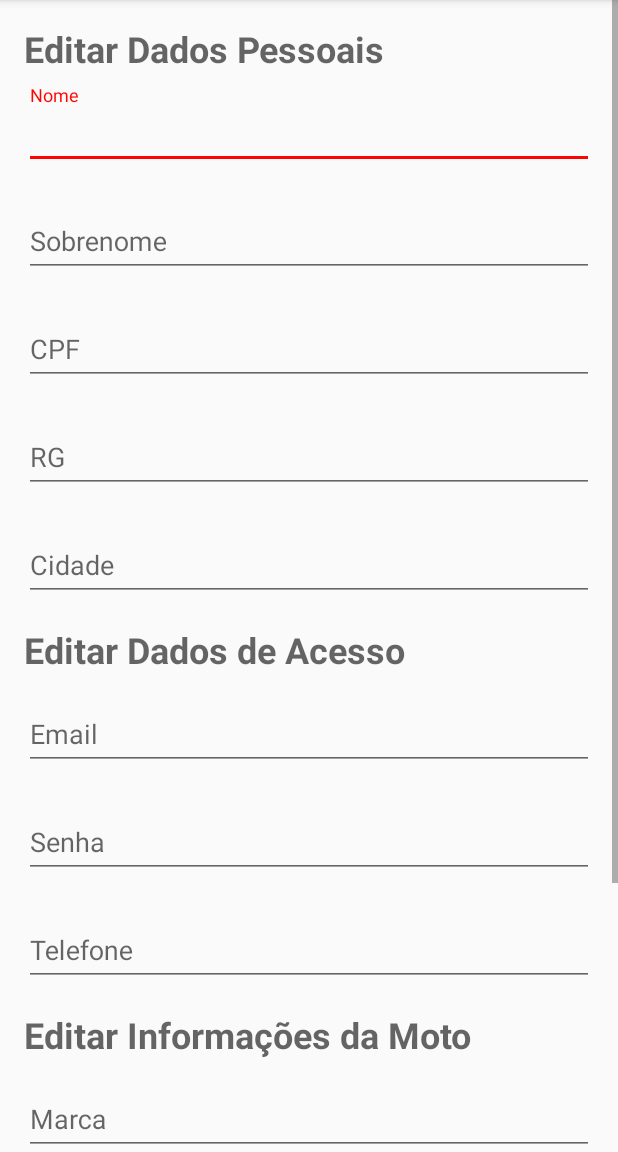
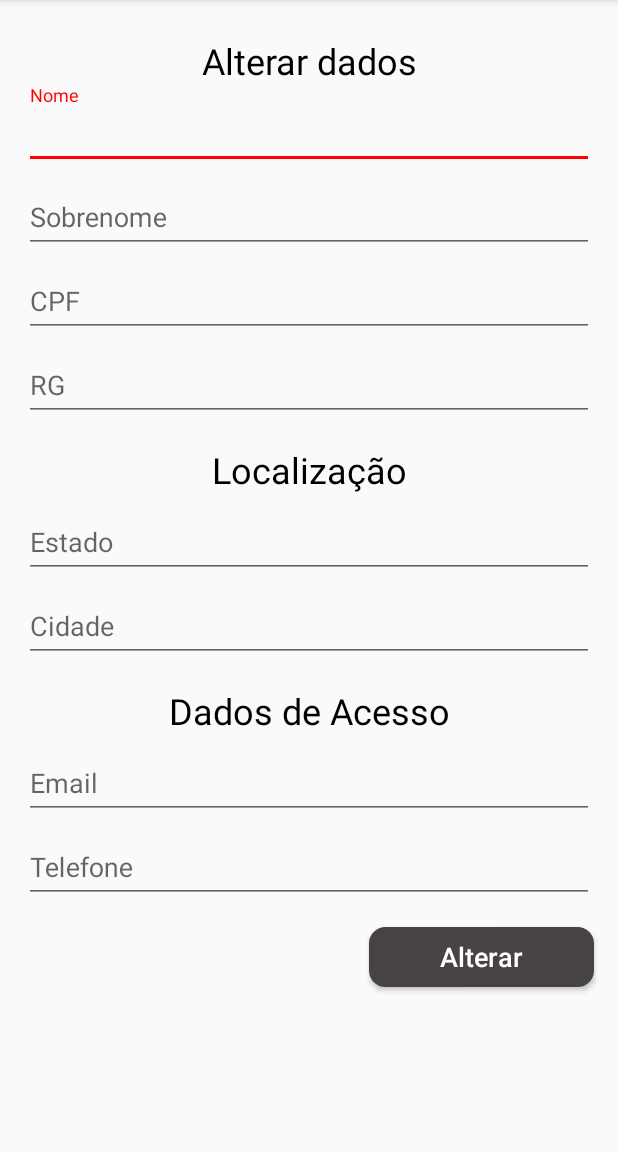
Before and after one commit to HerculesGit/EMOTO, an Android app: the EditarMotoTaxista screen opened directly, with no data from a screen before it, on a phone screen of 412 x 824 dp, the part 84-1236 px from its top. Run offline under Robolectric (Android 15) with nearby library versions, the phone set to English and light mode, and no system bars; 8 statements that could not run were skipped.

Commit message:
Modificacoes part1

```diff
--- a/app/src/main/java/com/dominandoandroid/example/hercules/e_moto/EditarMotoTaxista.java
+++ b/app/src/main/java/com/dominandoandroid/example/hercules/e_moto/EditarMotoTaxista.java
@@ -26,8 +26,10 @@ public class EditarMotoTaxista extends AppCompatActivity {
     private Button buttonAlterarDados;
     private static MotoTaxiDAO motoTaxiDAO;
     private static TextInputEditText editTextNome, editTextSobrenome, editTextCpf, editTextRg,
-            editTextCidade, editTextTelefone, editTextEmail, editTextSenha,
-            inputEditTextMarca, inputEditTextModelo, inputEditTextPlaca;
+            editTextCidade, editTextTelefone, editTextEmail;
+
+//    , editTextSenha,
+//            inputEditTextMarca, inputEditTextModelo, inputEditTextPlaca;
 
     private static DadosPessoais dadosPessoais;
     private static Veiculo veiculo;
@@ -53,18 +55,13 @@ public class EditarMotoTaxista extends AppCompatActivity {
 
 
         buttonAlterarDados = findViewById(R.id.buttonAlterarDados);
-        editTextNome = findViewById(R.id.dados_nome);
-        editTextSobrenome = findViewById(R.id.dados_sobrenome);
-        editTextRg = findViewById(R.id.dados_rg);
-        editTextCpf = findViewById(R.id.dados_cpf);
-        editTextCidade = findViewById(R.id.dados_cidade);
-        editTextTelefone = findViewById(R.id.dados_telefone);
-        editTextEmail = findViewById(R.id.dados_email);
-        editTextSenha = findViewById(R.id.dados_senha);
-
-        inputEditTextMarca = findViewById(R.id.dados_marca);
-        inputEditTextModelo = findViewById(R.id.dados_modelo);
-        inputEditTextPlaca = findViewById(R.id.dados_placa);
+        editTextNome = findViewById(R.id.editar_dados_nome);
+        editTextSobrenome = findViewById(R.id.editar_dados_sobrenome);
+        editTextRg = findViewById(R.id.editar_dados_rg);
+        editTextCpf = findViewById(R.id.editar_dados_cpf);
+        editTextCidade = findViewById(R.id.editar_dados_cidade);
+        editTextTelefone = findViewById(R.id.editar_dados_telefone);
+        editTextEmail = findViewById(R.id.editar_dados_email);
 
         carregaDadosNosCampos();
     }
@@ -76,10 +73,10 @@ public class EditarMotoTaxista extends AppCompatActivity {
         editTextCidade.setText(motoTaxi.getDadosPessoais().getCidade());
         editTextTelefone.setText(motoTaxi.getDadosPessoais().getTelefone());
         editTextEmail.setText(motoTaxi.getDadosPessoais().getEmail());
-        editTextSenha.setText(motoTaxi.getDadosPessoais().getSenha());
-        inputEditTextMarca.setText(motoTaxi.getVeiculo().getMarca());
-        inputEditTextModelo.setText(motoTaxi.getVeiculo().getModelo());
-        inputEditTextPlaca.setText(motoTaxi.getVeiculo().getPlaca());
+//        editTextSenha.setText(motoTaxi.getDadosPessoais().getSenha());
+//        inputEditTextMarca.setText(motoTaxi.getVeiculo().getMarca());
+//        inputEditTextModelo.setText(motoTaxi.getVeiculo().getModelo());
+//        inputEditTextPlaca.setText(motoTaxi.getVeiculo().getPlaca());
     }
 
     private static MotoTaxi recuperaDados(){
@@ -93,15 +90,15 @@ public class EditarMotoTaxista extends AppCompatActivity {
         String cidade = editTextCidade.getText().toString();
         String telefone = editTextTelefone.getText().toString();
         String email = editTextEmail.getText().toString();
-        String senha = editTextSenha.getText().toString();
-        String marca = inputEditTextMarca.getText().toString();
-        String modelo = inputEditTextModelo.getText().toString();
-        String placa = inputEditTextPlaca.getText().toString();
+//        String senha = editTextSenha.getText().toString();
+//        String marca = inputEditTextMarca.getText().toString();
+//        String modelo = inputEditTextModelo.getText().toString();
+//        String placa = inputEditTextPlaca.getText().toString();
 
         //String nome, String sobrenome, String cpf, String rg, String telefone, String senha, String email
-        dadosPessoais = new DadosPessoais(nome, sobrenome,cpf,rg,telefone,senha,email,cidade);
-        veiculo = new Veiculo(marca,modelo,placa);
-        motoTaxi = new MotoTaxi(dadosPessoais,true,0,0, 0.0, 0.0, veiculo);
+//        dadosPessoais = new DadosPessoais(nome, sobrenome,cpf,rg,telefone,senha,email,cidade);
+//        veiculo = new Veiculo(marca,modelo,placa);
+//        motoTaxi = new MotoTaxi(dadosPessoais,true,0,0, 0.0, 0.0, veiculo);
 
         return motoTaxi;
     }
@@ -135,22 +132,22 @@ public class EditarMotoTaxista extends AppCompatActivity {
             editTextEmail.setError("Campo obrigatório");
             return true;
         }
-        if (editTextSenha.getText().toString().length() == 0){
-            editTextSenha.setError("Campo obrigatório");
-            return true;
-        }
-        if (inputEditTextMarca.getText().toString().length() == 0){
-            inputEditTextMarca.setError("Campo obrigatório");
-            return true;
-        }
-        if (inputEditTextModelo.getText().toString().length() == 0){
-            inputEditTextModelo.setError("Campo obrigatório");
-            return true;
-        }
-        if (inputEditTextPlaca.getText().toString().length() == 0){
-            inputEditTextPlaca.setError("Campo obrigatório");
-            return true;
-        }
+//        if (editTextSenha.getText().toString().length() == 0){
+//            editTextSenha.setError("Campo obrigatório");
+//            return true;
+//        }
+//        if (inputEditTextMarca.getText().toString().length() == 0){
+//            inputEditTextMarca.setError("Campo obrigatório");
+//            return true;
+//        }
+//        if (inputEditTextModelo.getText().toString().length() == 0){
+//            inputEditTextModelo.setError("Campo obrigatório");
+//            return true;
+//        }
+//        if (inputEditTextPlaca.getText().toString().length() == 0){
+//            inputEditTextPlaca.setError("Campo obrigatório");
+//            return true;
+//        }
 
         return false;
     }
--- a/app/src/main/java/com/dominandoandroid/example/hercules/e_moto/HomeActivity.java
+++ b/app/src/main/java/com/dominandoandroid/example/hercules/e_moto/HomeActivity.java
@@ -67,6 +67,8 @@ public class HomeActivity extends AppCompatActivity
             Toast.makeText(getApplicationContext(), "configuracoes", Toast.LENGTH_SHORT).show();
         } else if (id == R.id.nav_sair) {
             Toast.makeText(getApplicationContext(), "sair", Toast.LENGTH_SHORT).show();
+        } else if (id == R.id.nav_seguranca) {
+
         }
 
         // fechar o navigation quando clicar
--- /dev/null
+++ b/app/src/main/res/drawable/ic_altera_senha_cinza_24dp.xml
@@ -0,0 +1,5 @@
+<vector android:height="24dp" android:tint="#4D4D4D"
+    android:viewportHeight="24.0" android:viewportWidth="24.0"
+    android:width="24dp" xmlns:android="http://schemas.android.com/apk/res/android">
+    <path android:fillColor="#FF000000" android:pathData="M3,17.25V21h3.75L17.81,9.94l-3.75,-3.75L3,17.25zM20.71,7.04c0.39,-0.39 0.39,-1.02 0,-1.41l-2.34,-2.34c-0.39,-0.39 -1.02,-0.39 -1.41,0l-1.83,1.83 3.75,3.75 1.83,-1.83z"/>
+</vector>
--- /dev/null
+++ b/app/src/main/res/drawable/ic_seguranca_cinza_24dp.xml
@@ -0,0 +1,5 @@
+<vector android:height="24dp" android:tint="#4D4D4D"
+    android:viewportHeight="24.0" android:viewportWidth="24.0"
+    android:width="24dp" xmlns:android="http://schemas.android.com/apk/res/android">
+    <path android:fillColor="#FF000000" android:pathData="M12,1L3,5v6c0,5.55 3.84,10.74 9,12 5.16,-1.26 9,-6.45 9,-12L21,5l-9,-4zM12,11.99h7c-0.53,4.12 -3.28,7.79 -7,8.94L12,12L5,12L5,6.3l7,-3.11v8.8z"/>
+</vector>
--- a/app/src/main/res/layout/activity_editar_moto_taxista.xml
+++ b/app/src/main/res/layout/activity_editar_moto_taxista.xml
@@ -22,13 +22,12 @@
             android:layout_marginLeft="16dp"
             android:layout_marginRight="16dp"
             android:layout_marginStart="16dp"
-            android:layout_marginTop="8dp"
             app:layout_constraintEnd_toEndOf="parent"
             app:layout_constraintStart_toStartOf="parent"
             app:layout_constraintTop_toBottomOf="@+id/textView6">
 
             <android.support.design.widget.TextInputEditText
-                android:id="@+id/dados_nome"
+                android:id="@+id/editar_dados_nome"
                 android:layout_width="match_parent"
                 android:layout_height="wrap_content"
                 android:hint="Nome"
@@ -37,15 +36,19 @@
 
         <TextView
             android:id="@+id/textView6"
-            android:layout_width="wrap_content"
+            android:layout_width="match_parent"
             android:layout_height="wrap_content"
+            android:layout_marginStart="16dp"
             android:layout_marginLeft="16dp"
-            android:layout_marginStart="16dp"
-            android:layout_marginTop="16dp"
-            android:text="Editar Dados Pessoais"
+            android:layout_marginTop="24dp"
+            android:layout_marginEnd="16dp"
+            android:layout_marginRight="16dp"
+            android:text="Alterar dados"
             android:textAppearance="@style/TextAppearance.AppCompat.Display1"
             android:textSize="24sp"
-            android:textStyle="bold"
+            android:textColor="@color/black"
+            android:textAlignment="center"
+            app:layout_constraintEnd_toEndOf="parent"
             app:layout_constraintStart_toStartOf="parent"
             app:layout_constraintTop_toTopOf="parent" />
 
@@ -57,13 +60,12 @@
             android:layout_marginLeft="16dp"
             android:layout_marginRight="16dp"
             android:layout_marginStart="16dp"
-            android:layout_marginTop="16dp"
             app:layout_constraintEnd_toEndOf="parent"
             app:layout_constraintStart_toStartOf="parent"
             app:layout_constraintTop_toBottomOf="@+id/input1">
 
             <android.support.design.widget.TextInputEditText
-                android:id="@+id/dados_sobrenome"
+                android:id="@+id/editar_dados_sobrenome"
                 android:layout_width="match_parent"
                 android:layout_height="wrap_content"
                 android:hint="Sobrenome"
@@ -78,13 +80,12 @@
             android:layout_marginLeft="16dp"
             android:layout_marginRight="16dp"
             android:layout_marginStart="16dp"
-            android:layout_marginTop="16dp"
             app:layout_constraintEnd_toEndOf="parent"
             app:layout_constraintStart_toStartOf="parent"
             app:layout_constraintTop_toBottomOf="@+id/input2">
 
             <android.support.design.widget.TextInputEditText
-                android:id="@+id/dados_cpf"
+                android:id="@+id/editar_dados_cpf"
                 android:layout_width="match_parent"
                 android:layout_height="wrap_content"
                 android:hint="CPF"
@@ -99,13 +100,12 @@
             android:layout_marginLeft="16dp"
             android:layout_marginRight="16dp"
             android:layout_marginStart="16dp"
-            android:layout_marginTop="16dp"
             app:layout_constraintEnd_toEndOf="parent"
             app:layout_constraintStart_toStartOf="parent"
             app:layout_constraintTop_toBottomOf="@+id/editText_login_cpf">
 
             <android.support.design.widget.TextInputEditText
-                android:id="@+id/dados_rg"
+                android:id="@+id/editar_dados_rg"
                 android:layout_width="match_parent"
                 android:layout_height="wrap_content"
                 android:hint="RG"
@@ -116,25 +116,45 @@
             android:id="@+id/input5"
             android:layout_width="match_parent"
             android:layout_height="wrap_content"
+            android:layout_marginStart="16dp"
+            android:layout_marginLeft="16dp"
+            android:layout_marginEnd="16dp"
+            android:layout_marginRight="16dp"
+            app:layout_constraintEnd_toEndOf="parent"
+            app:layout_constraintStart_toStartOf="parent"
+            app:layout_constraintTop_toBottomOf="@+id/textViewLocal">
+
+            <android.support.design.widget.TextInputEditText
+                android:id="@+id/editar_dados_estado"
+                android:layout_width="match_parent"
+                android:layout_height="wrap_content"
+                android:hint="Estado"
+                android:inputType="text" />
+        </android.support.design.widget.TextInputLayout>
+
+        <android.support.design.widget.TextInputLayout
+            android:id="@+id/inputcidade"
+            android:layout_width="match_parent"
+            android:layout_height="wrap_content"
             android:layout_marginEnd="16dp"
             android:layout_marginLeft="16dp"
             android:layout_marginRight="16dp"
             android:layout_marginStart="16dp"
-            android:layout_marginTop="16dp"
             app:layout_constraintEnd_toEndOf="parent"
             app:layout_constraintStart_toStartOf="parent"
-            app:layout_constraintTop_toBottomOf="@+id/input4">
+            app:layout_constraintTop_toBottomOf="@+id/input5">
 
             <android.support.design.widget.TextInputEditText
-                android:id="@+id/dados_cidade"
+                android:id="@+id/editar_dados_cidade"
                 android:layout_width="match_parent"
                 android:layout_height="wrap_content"
                 android:hint="Cidade"
                 android:inputType="text" />
         </android.support.design.widget.TextInputLayout>
 
+
         <TextView
-            android:id="@+id/textView13"
+            android:id="@+id/textViewLocal"
             android:layout_width="match_parent"
             android:layout_height="wrap_content"
             android:layout_marginEnd="16dp"
@@ -142,173 +162,95 @@
             android:layout_marginRight="16dp"
             android:layout_marginStart="16dp"
             android:layout_marginTop="16dp"
-            android:text="Editar Dados de Acesso"
+            android:text="Localização"
             android:textAppearance="@style/TextAppearance.AppCompat.Display1"
             android:textSize="24sp"
-            android:textStyle="bold"
+            android:textColor="@color/black"
+            android:textAlignment="center"
             app:layout_constraintEnd_toEndOf="parent"
             app:layout_constraintStart_toStartOf="parent"
-            app:layout_constraintTop_toBottomOf="@+id/input5" />
+            app:layout_constraintTop_toBottomOf="@+id/input4" />
+
+
+
+
+        <TextView
+            android:id="@+id/textAcesso"
+            android:layout_width="match_parent"
+            android:layout_height="wrap_content"
+            android:layout_marginStart="16dp"
+            android:layout_marginLeft="16dp"
+            android:layout_marginEnd="16dp"
+            android:layout_marginRight="8dp"
+            android:layout_marginTop="16dp"
+            android:text="Dados de Acesso"
+            android:textAppearance="@style/TextAppearance.AppCompat.Display1"
+            android:textSize="24sp"
+            android:textColor="@color/black"
+            android:textAlignment="center"
+            app:layout_constraintEnd_toEndOf="parent"
+            app:layout_constraintStart_toStartOf="parent"
+            app:layout_constraintTop_toBottomOf="@+id/inputcidade" />
 
         <android.support.design.widget.TextInputLayout
             android:id="@+id/input6"
             android:layout_width="match_parent"
             android:layout_height="wrap_content"
+            android:layout_marginStart="16dp"
+            android:layout_marginLeft="16dp"
             android:layout_marginEnd="16dp"
-            android:layout_marginLeft="16dp"
             android:layout_marginRight="16dp"
-            android:layout_marginStart="16dp"
-            android:layout_marginTop="8dp"
             app:layout_constraintEnd_toEndOf="parent"
-            app:layout_constraintStart_toStartOf="parent"
-            app:layout_constraintTop_toBottomOf="@+id/textView13">
+            app:layout_constraintStart_toStartOf="@id/textAcesso"
+            app:layout_constraintTop_toBottomOf="@+id/textAcesso">
 
             <android.support.design.widget.TextInputEditText
-                android:id="@+id/dados_email"
+                android:id="@+id/editar_dados_email"
                 android:layout_width="match_parent"
                 android:layout_height="wrap_content"
                 android:hint="Email"
                 android:inputType="text" />
         </android.support.design.widget.TextInputLayout>
 
+
+        <Button
+            android:id="@+id/buttonAlterarDados"
+            android:layout_width="150dp"
+            android:layout_height="40dp"
+            android:layout_margin="16dp"
+            android:background="@drawable/buttons_gray_black"
+            android:onClick="alterarMotoTaxi"
+
+            android:text="Alterar"
+            android:textAllCaps="false"
+            android:textColor="@color/white"
+            android:textSize="18sp"
+
+            app:layout_constraintBottom_toBottomOf="parent"
+            app:layout_constraintEnd_toEndOf="parent"
+            app:layout_constraintTop_toBottomOf="@+id/editText_login_telefone"
+            app:layout_constraintVertical_bias="0.0" />
+
         <android.support.design.widget.TextInputLayout
-            android:id="@+id/input7"
+            android:id="@+id/editText_login_telefone"
             android:layout_width="match_parent"
             android:layout_height="wrap_content"
+            android:layout_marginStart="16dp"
+            android:layout_marginLeft="16dp"
             android:layout_marginEnd="16dp"
-            android:layout_marginLeft="16dp"
             android:layout_marginRight="16dp"
-            android:layout_marginStart="16dp"
-            android:layout_marginTop="16dp"
             app:layout_constraintEnd_toEndOf="parent"
             app:layout_constraintStart_toStartOf="parent"
             app:layout_constraintTop_toBottomOf="@+id/input6">
 
             <android.support.design.widget.TextInputEditText
-                android:id="@+id/dados_senha"
+                android:id="@+id/editar_dados_telefone"
                 android:layout_width="match_parent"
                 android:layout_height="wrap_content"
-                android:hint="Senha"
-                android:inputType="text" />
-
+                android:hint="Telefone"
+                android:inputType="phone"
+                />
         </android.support.design.widget.TextInputLayout>
-
-
-        <android.support.design.widget.TextInputLayout
-            android:id="@+id/editText_login_telefone"
-            android:layout_width="match_parent"
-            android:layout_height="wrap_content"
-            android:layout_marginEnd="16dp"
-            android:layout_marginLeft="16dp"
-            android:layout_marginRight="16dp"
-            android:layout_marginStart="16dp"
-            android:layout_marginTop="16dp"
-            app:layout_constraintEnd_toEndOf="parent"
-            app:layout_constraintStart_toStartOf="parent"
-            app:layout_constraintTop_toBottomOf="@+id/input7">
-
-            <android.support.design.widget.TextInputEditText
-                android:id="@+id/dados_telefone"
-                android:layout_width="match_parent"
-                android:layout_height="wrap_content"
-                android:hint="Telefone" />
-        </android.support.design.widget.TextInputLayout>
-
-
-        <TextView
-            android:id="@+id/textView4"
-            android:layout_width="match_parent"
-            android:layout_height="wrap_content"
-            android:layout_marginEnd="8dp"
-            android:layout_marginLeft="16dp"
-            android:layout_marginRight="8dp"
-            android:layout_marginStart="16dp"
-            android:layout_marginTop="16dp"
-            android:text="Editar Informações da Moto"
-            android:textAppearance="@style/TextAppearance.AppCompat.Display1"
-            android:textSize="24sp"
-            android:textStyle="bold"
-            app:layout_constraintEnd_toEndOf="parent"
-            app:layout_constraintStart_toStartOf="parent"
-            app:layout_constraintTop_toBottomOf="@+id/editText_login_telefone" />
-
-        <android.support.design.widget.TextInputLayout
-            android:id="@+id/input9"
-            android:layout_width="match_parent"
-            android:layout_height="wrap_content"
-            android:layout_marginEnd="16dp"
-            android:layout_marginLeft="16dp"
-            android:layout_marginRight="16dp"
-            android:layout_marginStart="16dp"
-            android:layout_marginTop="8dp"
-            app:layout_constraintEnd_toEndOf="parent"
-            app:layout_constraintStart_toStartOf="parent"
-            app:layout_constraintTop_toBottomOf="@+id/textView4">
-
-            <android.support.design.widget.TextInputEditText
-                android:id="@+id/dados_marca"
-                android:layout_width="match_parent"
-                android:layout_height="wrap_content"
-                android:hint="Marca" />
-        </android.support.design.widget.TextInputLayout>
-
-
-        <android.support.design.widget.TextInputLayout
-            android:id="@+id/input10"
-            android:layout_width="match_parent"
-            android:layout_height="wrap_content"
-            android:layout_marginEnd="16dp"
-            android:layout_marginLeft="16dp"
-            android:layout_marginRight="16dp"
-            android:layout_marginStart="16dp"
-            android:layout_marginTop="16dp"
-            app:layout_constraintEnd_toEndOf="parent"
-            app:layout_constraintStart_toStartOf="parent"
-            app:layout_constraintTop_toBottomOf="@+id/input9">
-
-            <android.support.design.widget.TextInputEditText
-                android:id="@+id/dados_modelo"
-                android:layout_width="match_parent"
-                android:layout_height="wrap_content"
-                android:hint="Modelo" />
-        </android.support.design.widget.TextInputLayout>
-
-
-        <android.support.design.widget.TextInputLayout
-            android:id="@+id/input11"
-            android:layout_width="match_parent"
-            android:layout_height="wrap_content"
-            android:layout_marginEnd="16dp"
-            android:layout_marginLeft="16dp"
-            android:layout_marginRight="16dp"
-            android:layout_marginStart="16dp"
-            android:layout_marginTop="16dp"
-            app:layout_constraintEnd_toEndOf="parent"
-            app:layout_constraintStart_toStartOf="parent"
-            app:layout_constraintTop_toBottomOf="@+id/input10">
-
-            <android.support.design.widget.TextInputEditText
-                android:id="@+id/dados_placa"
-                android:layout_width="match_parent"
-                android:layout_height="wrap_content"
-                android:hint="Placa" />
-        </android.support.design.widget.TextInputLayout>
-
-        <Button
-            android:id="@+id/buttonAlterarDados"
-            android:layout_width="wrap_content"
-            android:layout_height="wrap_content"
-            android:layout_marginBottom="16dp"
-            android:layout_marginEnd="16dp"
-            android:layout_marginRight="16dp"
-            android:layout_marginTop="24dp"
-            android:layout_weight="1"
-            android:text="Alterar"
-            android:onClick="alterarMotoTaxi"
-            app:layout_constraintBottom_toBottomOf="parent"
-            app:layout_constraintEnd_toEndOf="parent"
-            app:layout_constraintTop_toBottomOf="@+id/input11"
-            app:layout_constraintVertical_bias="0.0" />
 
 
 
--- a/app/src/main/res/menu/drawer_menu.xml
+++ b/app/src/main/res/menu/drawer_menu.xml
@@ -8,6 +8,7 @@
     <item android:id="@+id/nav_canceladas" android:title="Canceladas" android:icon="@drawable/ic_nao_concluida_cinza_24dp"/>
     <item android:id="@+id/nav_lista" android:title="Lista" android:icon="@drawable/ic_list_cinza_24dp"/>
     <item android:id="@+id/nav_configuracoes" android:title="Configurações" android:icon="@drawable/ic_configuracao_cinza_24dp"/>
-    <item android:id="@+id/nav_sair" android:title="Sair" android:icon="@drawable/ic_sair_cinza_24dp"/>
+    <item android:id="@+id/nav_seguranca" android:title="Segurança" android:icon="@drawable/ic_altera_senha_cinza_24dp"/>
+    <item android:id="@+id/nav_sair" android:title="Sair" android:icon="@drawable/ic_seguranca_cinza_24dp"/>
 
 </menu>
--- a/app/src/main/res/values/colors.xml
+++ b/app/src/main/res/values/colors.xml
@@ -5,7 +5,7 @@
     <color name="colorPrimary">#3F51B5</color>
     <color name="colorPrimaryDark">#303F9F</color>
     <!--<color name="colorAccent">#FF4081</color>-->
-    <color name="colorAccent">#ff0400</color>
+    <color name="colorAccent">#FF0000</color>
 
     <color name="CorPrimaria">#795548</color>
     <color name="white">#ffffff</color>
```
Also changed, not shown: app/src/main/java/com/dominandoandroid/example/hercules/e_moto/CadastroTaxi.java (+12 -12 lines), app/src/main/res/layout/activity_cadastro_taxi.xml (+11 -9 lines), app/src/main/res/layout/activity_main.xml (+5 -5 lines).
